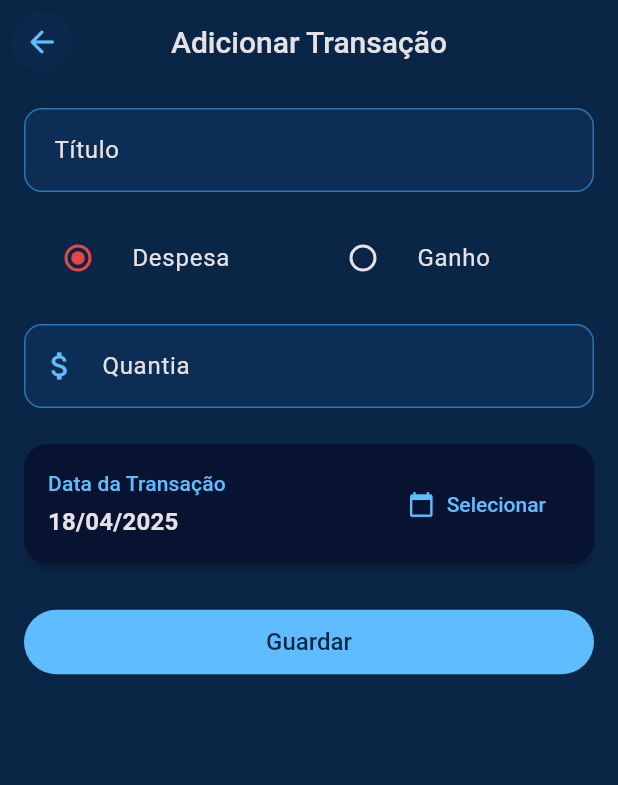
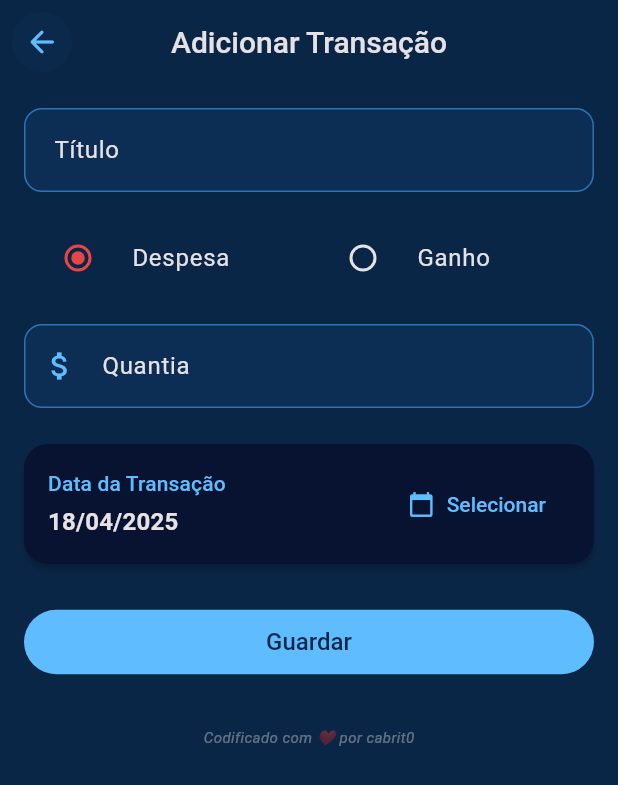
Before and after one commit to cabrit0/gestao_gastos, a Flutter app: the screen it shows after launch, after a tap on the "add card" icon, on a phone screen of 412 x 824 dp. Shown: the top 785 px of the screen. Run offline on Flutter 3.47's test engine with Material 3 defaults, Android fonts, the phone set to English and light mode, and no system bars; our stand-ins replace shared_preferences.

Commit message:
footer changes

```diff
--- a/lib/screens/main_screen.dart
+++ b/lib/screens/main_screen.dart
@@ -6,6 +6,7 @@ import '../widgets/confirmation_dialog.dart';
 import '../widgets/custom_app_bar.dart';
 import '../widgets/search_field.dart';
 import '../widgets/empty_state_widget.dart';
+import '../widgets/footer_widget.dart';
 import '../widgets/input_dialog.dart';
 import '../models/transacao.dart';
 import '../helpers/storage_helper.dart';
@@ -402,20 +403,7 @@ class _MainScreenState extends State<MainScreen> {
                               ),
                     ),
                     // Footer discreto
-                    Padding(
-                      padding: const EdgeInsets.only(top: 8.0),
-                      child: Center(
-                        child: Text(
-                          'Codificado com ❤️ por cabrit0',
-                          style: TextStyle(
-                            fontSize: 10,
-                            color: Theme.of(context).colorScheme.onSurface
-                                .withAlpha(102), // 0.4 * 255 = 102
-                            fontStyle: FontStyle.italic,
-                          ),
-                        ),
-                      ),
-                    ),
+                    const FooterWidget(),
                   ],
                 ),
               ),
--- a/lib/screens/transaction_screen.dart
+++ b/lib/screens/transaction_screen.dart
@@ -2,6 +2,7 @@ import 'package:flutter/material.dart';
 import '../widgets/date_selector.dart';
 import '../widgets/amount_input.dart';
 import '../widgets/custom_app_bar.dart';
+import '../widgets/footer_widget.dart';
 import '../models/transacao.dart';
 import '../helpers/storage_helper.dart';
 
@@ -233,6 +234,9 @@ class _TransactionScreenState extends State<TransactionScreen> {
                     child: const Text('Guardar'),
                   ),
                 ),
+                const SizedBox(height: 24),
+                // Footer discreto
+                const FooterWidget(),
               ],
             ),
           ),
--- /dev/null
+++ b/lib/widgets/footer_widget.dart
@@ -0,0 +1,25 @@
+import 'package:flutter/material.dart';
+
+/// Widget de footer discreto para a aplicação.
+///
+/// Exibe uma mensagem de crédito com estilo sutil.
+class FooterWidget extends StatelessWidget {
+  const FooterWidget({super.key});
+
+  @override
+  Widget build(BuildContext context) {
+    return Padding(
+      padding: const EdgeInsets.only(top: 8.0),
+      child: Center(
+        child: Text(
+          'Codificado com ❤️ por cabrit0',
+          style: TextStyle(
+            fontSize: 10,
+            color: Theme.of(context).colorScheme.onSurface.withAlpha(102), // 0.4 * 255 = 102
+            fontStyle: FontStyle.italic,
+          ),
+        ),
+      ),
+    );
+  }
+}
```
